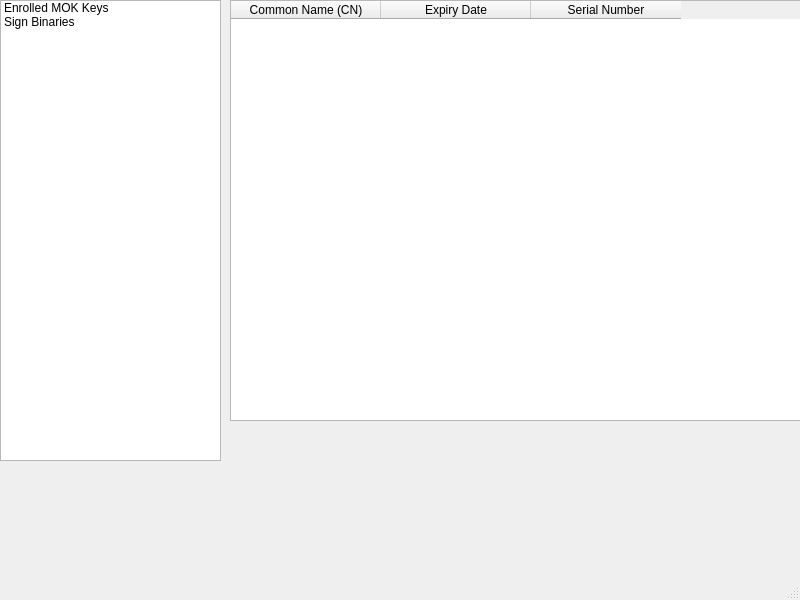
The window that mainwindow.ui (kubuntugamer/secureboot-manager) describes before a commit, drawn with Qt 5.
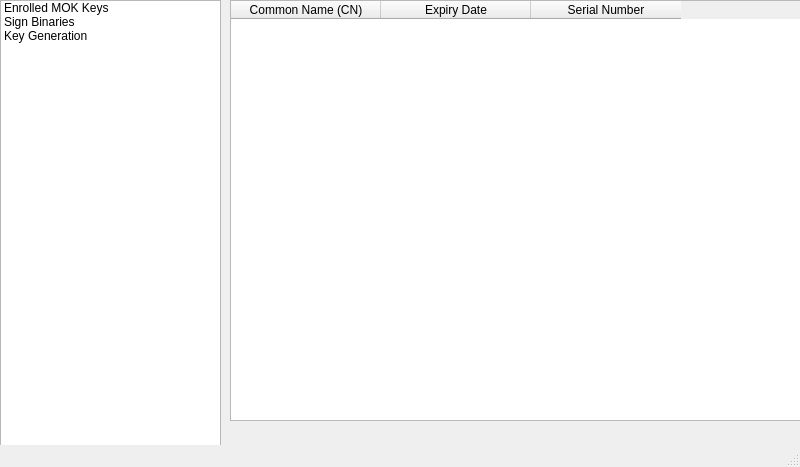
The same window after the commit.

Commit message: Add complete debian packaging directory framework and implement Key Generation sidebar navigation option

```diff
--- a/mainwindow.ui
+++ b/mainwindow.ui
@@ -7,7 +7,7 @@
     <x>0</x>
     <y>0</y>
     <width>800</width>
-    <height>600</height>
+    <height>467</height>
    </rect>
   </property>
   <property name="windowTitle">
@@ -33,6 +33,11 @@
       <string>Sign Binaries</string>
      </property>
     </item>
+    <item>
+     <property name="text">
+      <string>Key Generation</string>
+     </property>
+    </item>
    </widget>
    <widget class="QTableWidget" name="tableWidget">
     <property name="geometry">
```
The commit also changes 4 other files.
